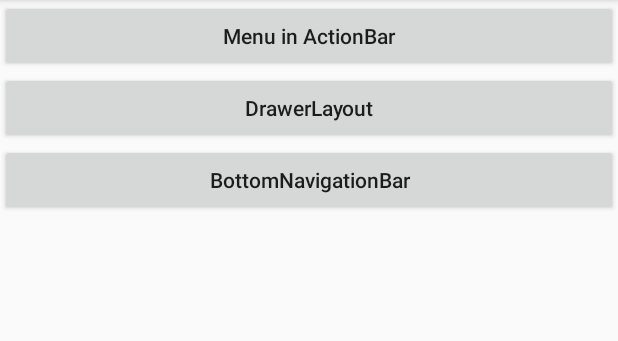
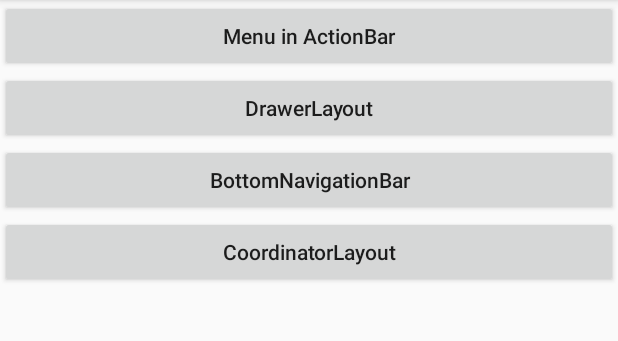
Before and after one commit to sarah21cn/NavigationUI, an Android app: the screen it shows after launch (MainActivity), on a phone screen of 412 x 824 dp, the part 84-425 px from its top. Run offline under Robolectric (Android 15) with nearby library versions, the phone set to English and light mode, and no system bars.

Commit message:
add coordinator layout
Signed-off-by: Yin Shan <ys_sarah@163.com>

```diff
--- a/app/src/main/AndroidManifest.xml
+++ b/app/src/main/AndroidManifest.xml
@@ -20,6 +20,7 @@
     <activity android:name=".menu.MenuActivity"/>
     <activity android:name=".drawerlayout.DrawerLayoutActivity"/>
     <activity android:name=".bottomnavbar.BottomNavBarActivity"/>
+    <activity android:name=".coordinatorlayout.CoordinatorLayoutActivity"/>
   </application>
 
 </manifest>
--- a/app/src/main/java/com/ys/navigationui/MainFragment.java
+++ b/app/src/main/java/com/ys/navigationui/MainFragment.java
@@ -18,9 +18,14 @@ public class MainFragment extends Fragment {
   public View onCreateView(@NonNull LayoutInflater inflater, @Nullable ViewGroup container,
       @Nullable Bundle savedInstanceState) {
     View view = inflater.inflate(R.layout.fragment_main, container, false);
-    view.findViewById(R.id.menu_btn).setOnClickListener(Navigation.createNavigateOnClickListener(R.id.action_mainFragment_to_menuActivity));
-    view.findViewById(R.id.drawer_btn).setOnClickListener(Navigation.createNavigateOnClickListener(R.id.action_mainFragment_to_drawerActivity));
-    view.findViewById(R.id.botton_navbar_btn).setOnClickListener(Navigation.createNavigateOnClickListener(R.id.action_mainFragment_to_bottomNavBarActivity));
+    view.findViewById(R.id.menu_btn).setOnClickListener(
+        Navigation.createNavigateOnClickListener(R.id.action_mainFragment_to_menuActivity));
+    view.findViewById(R.id.drawer_btn).setOnClickListener(
+        Navigation.createNavigateOnClickListener(R.id.action_mainFragment_to_drawerActivity));
+    view.findViewById(R.id.botton_navbar_btn).setOnClickListener(
+        Navigation.createNavigateOnClickListener(R.id.action_mainFragment_to_bottomNavBarActivity));
+    view.findViewById(R.id.coordinator_layout_btn).setOnClickListener(
+        Navigation.createNavigateOnClickListener(R.id.action_mainFragment_to_coordinatorLayoutActivity));
     return view;
   }
 }
--- a/app/src/main/res/layout/fragment_main.xml
+++ b/app/src/main/res/layout/fragment_main.xml
@@ -25,4 +25,11 @@
     android:textAllCaps="false"
     android:text="BottomNavigationBar"/>
 
+  <Button
+    android:id="@+id/coordinator_layout_btn"
+    android:layout_width="match_parent"
+    android:layout_height="wrap_content"
+    android:textAllCaps="false"
+    android:text="CoordinatorLayout"/>
+
 </LinearLayout>
--- a/app/src/main/res/navigation/graph_main_activity.xml
+++ b/app/src/main/res/navigation/graph_main_activity.xml
@@ -20,6 +20,10 @@
     <action
       android:id="@+id/action_mainFragment_to_bottomNavBarActivity"
       app:destination="@id/bottomNavBarActivity"/>
+
+    <action
+      android:id="@+id/action_mainFragment_to_coordinatorLayoutActivity"
+      app:destination="@id/coordinatorLayoutActivity"/>
   </fragment>
 
   <activity
@@ -37,4 +41,9 @@
     android:name="com.ys.navigationui.bottomnavbar.BottomNavBarActivity"
     android:label="bottomNavBarActivity"/>
 
+  <activity
+    android:id="@+id/coordinatorLayoutActivity"
+    android:name="com.ys.navigationui.coordinatorlayout.CoordinatorLayoutActivity"
+    android:label="coordinatorLayoutActivity"/>
+
 </navigation>
```
Also changed, not shown: app/src/main/java/com/ys/navigationui/coordinatorlayout/CoordinatorLayoutActivity.java (added, +41 -0 lines), app/src/main/java/com/ys/navigationui/coordinatorlayout/FragmentAdapter.java (added, +39 -0 lines), app/src/main/java/com/ys/navigationui/coordinatorlayout/RecyclerViewAdapter.java (added, +55 -0 lines), app/src/main/java/com/ys/navigationui/coordinatorlayout/RecyclerViewFragment.java (added, +55 -0 lines), app/src/main/res/layout/activity_coordinator_layout.xml (added, +42 -0 lines), app/src/main/res/layout/fragment_recycler_view.xml (added, +27 -0 lines), app/src/main/res/layout/fragment_recycler_view_item.xml (added, +9 -0 lines).
